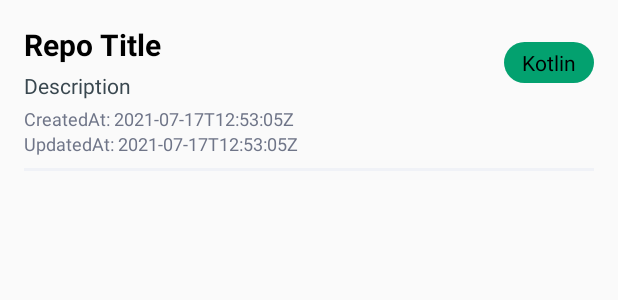
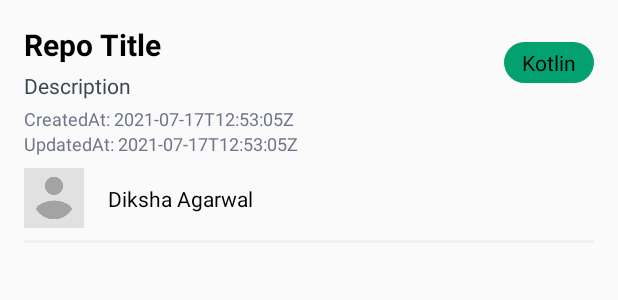
Before and after one commit to Diksha65/GithubSample, an Android app: the layout repo_item.xml on its own in the app's theme, with its tools: preview values and no code run, on a phone screen of 412 x 824 dp. Shown: the top 300 px of the screen. Run offline under Robolectric (Android 15) with nearby library versions, the phone set to English and light mode, and no system bars.

Commit message:
Code Corrections

```diff
--- a/app/src/main/java/com/project/githubsample/data/Api.kt
+++ b/app/src/main/java/com/project/githubsample/data/Api.kt
@@ -1,6 +1,8 @@
 package com.project.githubsample.data
 
-import com.project.githubsample.model.*
+import com.project.githubsample.model.PullItem
+import com.project.githubsample.model.RepositoryItem
+import com.project.githubsample.model.UserResponse
 import retrofit2.Response
 import retrofit2.http.GET
 import retrofit2.http.Path
--- a/app/src/main/java/com/project/githubsample/utils/Extensions.kt
+++ b/app/src/main/java/com/project/githubsample/utils/Extensions.kt
@@ -1,7 +1,6 @@
 package com.project.githubsample.utils
 
 import android.text.Editable
-import android.text.InputFilter
 import android.text.TextWatcher
 import android.widget.EditText
 
@@ -22,6 +21,7 @@ fun EditText.afterTextChanged(onChange: (String) -> Unit) {
         override fun afterTextChanged(s: Editable?) {
             onChange(s.toString())
         }
+
         override fun beforeTextChanged(s: CharSequence?, start: Int, count: Int, after: Int) {}
         override fun onTextChanged(s: CharSequence?, start: Int, before: Int, count: Int) {}
     })
--- a/app/src/main/res/layout/nav_header_main.xml
+++ b/app/src/main/res/layout/nav_header_main.xml
@@ -10,9 +10,9 @@
 
     <ImageView
         android:id="@+id/avatarView"
-        android:layout_width="50dp"
-        android:layout_height="50dp"
-        android:layout_marginTop="50dp"
+        android:layout_width="@dimen/fifty_dp"
+        android:layout_height="@dimen/fifty_dp"
+        android:layout_marginTop="@dimen/fifty_dp"
         android:paddingTop="@dimen/eight_dp"
         tools:srcCompat="@mipmap/ic_launcher_round" />
 
--- a/app/src/main/res/layout/repo_item.xml
+++ b/app/src/main/res/layout/repo_item.xml
@@ -72,6 +72,26 @@
         app:layout_constraintTop_toTopOf="parent"
         tools:text="Kotlin" />
 
+    <ImageView
+        android:id="@+id/avatarImage"
+        android:layout_width="@dimen/forty_dp"
+        android:layout_height="@dimen/forty_dp"
+        android:layout_marginTop="@dimen/eight_dp"
+        app:layout_constraintStart_toStartOf="parent"
+        app:layout_constraintTop_toBottomOf="@id/updatedAt"
+        tools:src="@drawable/placeholder_profile_image" />
+
+    <TextView
+        android:id="@+id/userName"
+        android:layout_width="wrap_content"
+        android:layout_height="wrap_content"
+        android:layout_marginStart="@dimen/sixteen_dp"
+        android:textColor="@color/black"
+        app:layout_constraintBottom_toBottomOf="@id/avatarImage"
+        app:layout_constraintStart_toEndOf="@id/avatarImage"
+        app:layout_constraintTop_toTopOf="@id/avatarImage"
+        tools:text="Diksha Agarwal" />
+
     <View
         android:layout_width="match_parent"
         android:layout_height="@dimen/two_dp"
@@ -80,5 +100,5 @@
         app:layout_constraintBottom_toBottomOf="parent"
         app:layout_constraintEnd_toEndOf="parent"
         app:layout_constraintStart_toStartOf="parent"
-        app:layout_constraintTop_toBottomOf="@id/updatedAt" />
+        app:layout_constraintTop_toBottomOf="@id/avatarImage" />
 </androidx.constraintlayout.widget.ConstraintLayout>
--- a/app/src/main/res/values/dimens.xml
+++ b/app/src/main/res/values/dimens.xml
@@ -8,7 +8,9 @@
     <dimen name="sixteen_dp">16dp</dimen>
     <dimen name="twenty_four_dp">24dp</dimen>
     <dimen name="thirty_two_dp">32dp</dimen>
+    <dimen name="forty_dp">40dp</dimen>
     <dimen name="forty_eight_dp">48dp</dimen>
+    <dimen name="fifty_dp">50dp</dimen>
     <dimen name="two_hundred_fifty_dp">250dp</dimen>
     <dimen name="three_hundred_dp">300dp</dimen>
 
```
Also changed, not shown: app/src/main/java/com/project/githubsample/data/DataSource.kt (+4 -3 lines), app/src/main/java/com/project/githubsample/di/Module.kt (+4 -9 lines), app/src/main/java/com/project/githubsample/model/PullsResponse.kt (+7 -7 lines), app/src/main/java/com/project/githubsample/model/RepoResponse.kt (+7 -7 lines), app/src/main/java/com/project/githubsample/model/UserResponse.kt (+9 -10 lines), app/src/main/java/com/project/githubsample/ui/adapter/ReposAdapter.kt (+15 -3 lines), app/src/main/java/com/project/githubsample/ui/screen/ReposActivity.kt (+6 -3 lines), app/src/main/java/com/project/githubsample/utils/SavedPreference.kt (+2 -13 lines).
